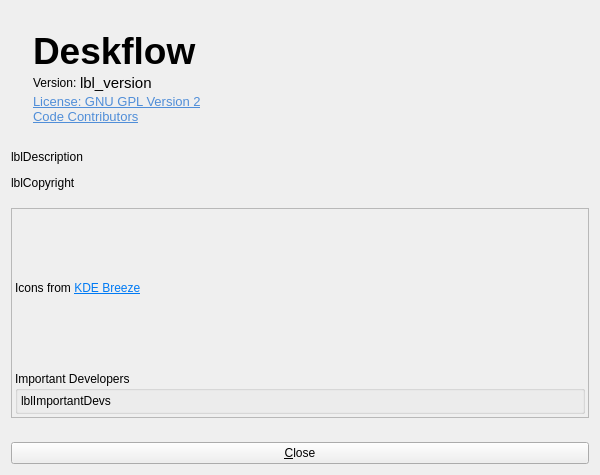
The window that src/apps/deskflow-gui/dialogs/AboutDialog.ui (deskflow/deskflow) describes before a commit, drawn with Qt 5.
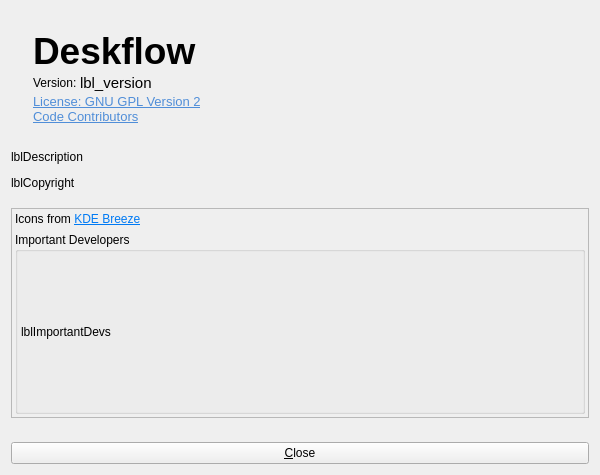
The same window after the commit. Icons and pictures are not drawn.

Commit message: chore: aboutDialog remove unused static strings

The edit to the form file:
```diff
--- a/src/apps/deskflow-gui/dialogs/AboutDialog.ui
+++ b/src/apps/deskflow-gui/dialogs/AboutDialog.ui
@@ -318,8 +318,8 @@
        <rect>
         <x>0</x>
         <y>0</y>
-        <width>580</width>
-        <height>157</height>
+        <width>574</width>
+        <height>191</height>
        </rect>
       </property>
       <property name="sizePolicy">
@@ -329,6 +329,9 @@
        </sizepolicy>
       </property>
       <layout class="QVBoxLayout" name="verticalLayout_4">
+       <property name="spacing">
+        <number>6</number>
+       </property>
        <property name="leftMargin">
         <number>3</number>
        </property>
@@ -343,6 +346,12 @@
        </property>
        <item>
         <widget class="QLabel" name="label_2">
+         <property name="sizePolicy">
+          <sizepolicy hsizetype="Preferred" vsizetype="Maximum">
+           <horstretch>0</horstretch>
+           <verstretch>0</verstretch>
+          </sizepolicy>
+         </property>
          <property name="text">
           <string>&lt;html&gt;&lt;head/&gt;&lt;body&gt;&lt;p&gt;Icons from &lt;a href=&quot;https://develop.kde.org/frameworks/breeze-icons/&quot;&gt;&lt;span style=&quot; text-decoration: underline; color:#007af4;&quot;&gt;KDE Breeze&lt;/span&gt;&lt;/a&gt;&lt;/p&gt;&lt;/body&gt;&lt;/html&gt;</string>
          </property>
@@ -351,7 +360,7 @@
        <item>
         <widget class="QGroupBox" name="groupBox">
          <property name="sizePolicy">
-          <sizepolicy hsizetype="Preferred" vsizetype="Maximum">
+          <sizepolicy hsizetype="Preferred" vsizetype="Preferred">
            <horstretch>0</horstretch>
            <verstretch>0</verstretch>
           </sizepolicy>
```
Left out of the diff: 25 changed lines with no effect on the pictures. The commit also changes 1 other file.
